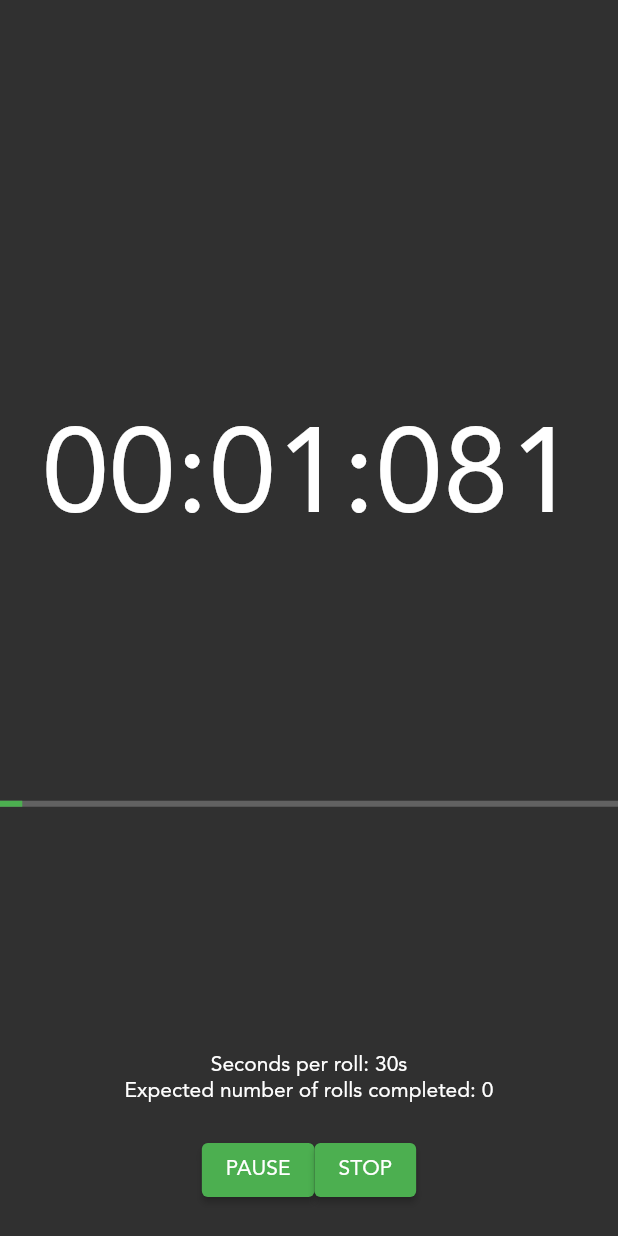
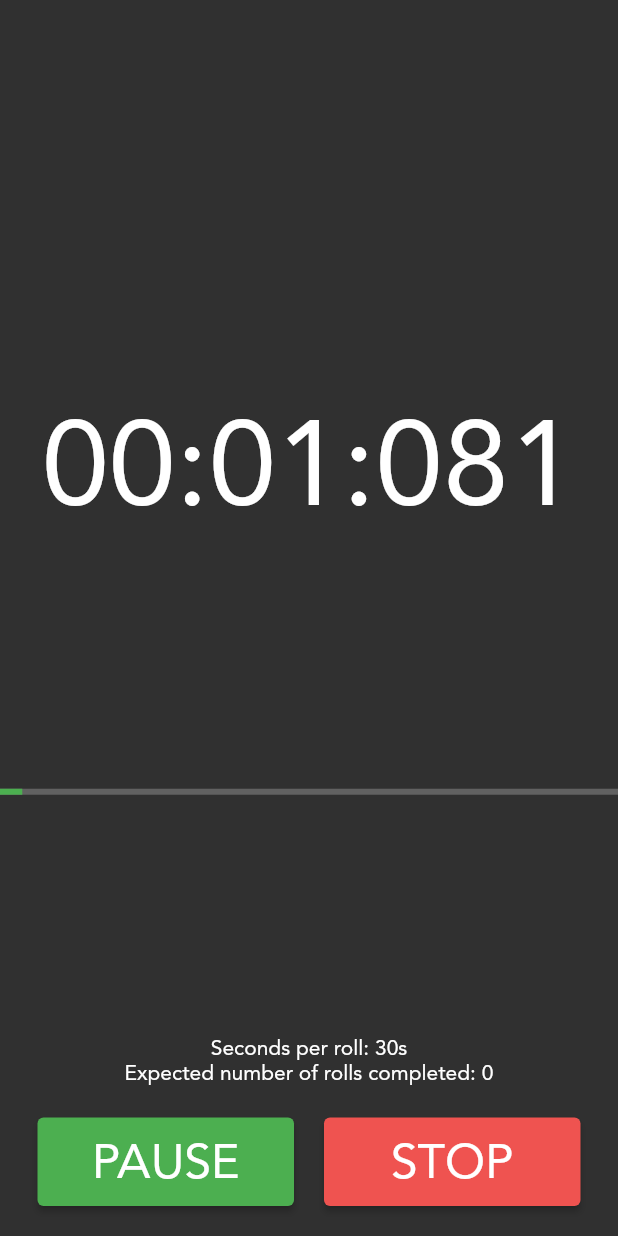
Before and after one commit to G-Tang2/sushi-stopwatch, a Flutter app: the screen it shows after launch, after a tap on "START", on a phone screen of 412 x 824 dp. Run offline on Flutter 3.47's test engine with Material 2 defaults, Android fonts, the light colour scheme and no system bars; our stand-ins replace audioplayers.

Commit message:
Set button styling

```diff
--- a/lib/page/home_page.dart
+++ b/lib/page/home_page.dart
@@ -39,28 +39,36 @@ class _HomePageState extends State<HomePage> {
                     child: Column(children: [
                       buildConfigFields(),
                     ]),
-                    margin: const EdgeInsets.fromLTRB(15, 20, 15, 0),
-                    padding: const EdgeInsets.fromLTRB(10, 25, 10, 25),
+                    margin: const EdgeInsets.fromLTRB(25, 20, 25, 0),
+                    padding: const EdgeInsets.fromLTRB(5, 25, 5, 25),
                     decoration: BoxDecoration(
                         border: Border.all(
                             color: Colors.grey.shade400, width: 1.5)),
                   )
                 ])),
                 Container(
-                  child: buildStopwatchButtons(),
-                  margin: const EdgeInsets.fromLTRB(15, 20, 15, 20),
+                  child: buildStartButton(),
+                  margin: const EdgeInsets.fromLTRB(25, 20, 25, 20),
                 )
               ]),
         ),
       );
 
-  Widget buildStopwatchButtons() {
-    return ElevatedButton(
-        onPressed: () {
-          Navigator.pushNamed(context, StopWatchPage.route,
-              arguments: StopwatchArguments(_secondsPerRoll, _numberOfRolls));
-        },
-        child: const Text('START'));
+  Widget buildStartButton() {
+    return SizedBox(
+      width: double.infinity,
+      child: ElevatedButton(
+          onPressed: () {
+            Navigator.pushNamed(context, StopWatchPage.route,
+                arguments: StopwatchArguments(_secondsPerRoll, _numberOfRolls));
+          },
+          child: const Padding(
+              padding: EdgeInsets.fromLTRB(0, 13, 0, 8),
+              child: Text(
+                'START',
+                style: TextStyle(fontSize: 32),
+              ))),
+    );
   }
 
   void updateSecondPerRoll(double value) {
--- a/lib/page/results_page.dart
+++ b/lib/page/results_page.dart
@@ -30,6 +30,25 @@ class ResultsPage extends StatelessWidget {
     }
   }
 
+  Widget homeButton(BuildContext context) {
+    return SizedBox(
+      width: double.infinity,
+      child: ElevatedButton(
+          onPressed: () {
+            Navigator.popUntil(
+                context,
+                (Route<dynamic> predicate) =>
+                    predicate.isFirst); // TODO: Issue with named routes
+          },
+          child: const Padding(
+              padding: EdgeInsets.fromLTRB(0, 13, 0, 8),
+              child: Text(
+                'CLOSE',
+                style: TextStyle(fontSize: 32),
+              ))),
+    );
+  }
+
   @override
   Widget build(BuildContext context) {
     return Scaffold(
@@ -39,14 +58,10 @@ class ResultsPage extends StatelessWidget {
               crossAxisAlignment: CrossAxisAlignment.center,
               children: <Widget>[
             reportInfo(),
-            ElevatedButton(
-                onPressed: () {
-                  Navigator.popUntil(
-                      context,
-                      (Route<dynamic> predicate) =>
-                          predicate.isFirst); // TODO: Issue with named routes
-                },
-                child: const Text('BACK'))
+            Container(
+              child: homeButton(context),
+              margin: const EdgeInsets.fromLTRB(15, 20, 15, 20),
+            )
           ])),
     );
   }
--- a/lib/page/stopwatch_page.dart
+++ b/lib/page/stopwatch_page.dart
@@ -101,16 +101,29 @@ class _StopwatchPageState extends State<StopWatchPage> {
   }
 
   Widget stopTimer() {
-    return ElevatedButton(
+    return Expanded(
+        flex: 1,
+        child: Container(
+            margin: const EdgeInsets.fromLTRB(10, 0, 10, 0),
+            child: ElevatedButton(
                 onPressed: () {
                   pauseTimer(resets: false);
                   Navigator.pushNamed(context, ResultsPage.route,
-                  arguments: ResultsArguments(_duration, widget.numberOfRolls))
+                          arguments:
+                              ResultsArguments(_duration, widget.numberOfRolls))
                       .then((value) {
                     reset();
                   });
                 },
-        child: const Text('STOP'));
+                child: const Padding(
+                    padding: EdgeInsets.fromLTRB(0, 13, 0, 8),
+                    child: Text(
+                      'STOP',
+                      style: TextStyle(fontSize: 32),
+                    )),
+                style: ButtonStyle(
+                    backgroundColor: MaterialStateProperty.all<Color>(
+                        Colors.red.shade400)))));
   }
 
   Widget configFields() {
@@ -127,8 +140,15 @@ class _StopwatchPageState extends State<StopWatchPage> {
   Widget buildStopwatchButtons() {
     final isRunning = _timer == null ? false : _timer!.isActive;
 
-    return Row(mainAxisAlignment: MainAxisAlignment.center, children: <Widget>[
-      ElevatedButton(
+    return SizedBox(
+        width: double.infinity,
+        child:
+            Row(mainAxisAlignment: MainAxisAlignment.center, children: <Widget>[
+          Expanded(
+              flex: 1,
+              child: Container(
+                  margin: const EdgeInsets.fromLTRB(10, 0, 10, 0),
+                  child: ElevatedButton(
                       onPressed: () {
                         if (isRunning) {
                           pauseTimer(resets: false);
@@ -136,10 +156,25 @@ class _StopwatchPageState extends State<StopWatchPage> {
                           startTimer(resets: false);
                         }
                       },
-          child: Text(isRunning ? 'PAUSE' : 'RESUME')),
+                      child: Padding(
+                          padding: const EdgeInsets.fromLTRB(0, 13, 0, 8),
+                          child: Text(isRunning ? 'PAUSE' : 'RESUME',
+                              style: const TextStyle(fontSize: 32)))))),
           isRunning
               ? stopTimer()
-          : ElevatedButton(onPressed: pauseTimer, child: const Text('RESET')),
-    ]);
+              : Expanded(
+                  flex: 1,
+                  child: Container(
+                      margin: const EdgeInsets.fromLTRB(10, 0, 10, 0),
+                      child: ElevatedButton(
+                          onPressed: pauseTimer,
+                          child: const Padding(
+                              padding: EdgeInsets.fromLTRB(0, 13, 0, 8),
+                              child: Text('RESET',
+                                  style: TextStyle(fontSize: 32))),
+                          style: ButtonStyle(
+                              backgroundColor: MaterialStateProperty.all<Color>(
+                                  Colors.grey))))),
+        ]));
   }
 }
```
Lines whose indentation alone changed are shown as unchanged.
